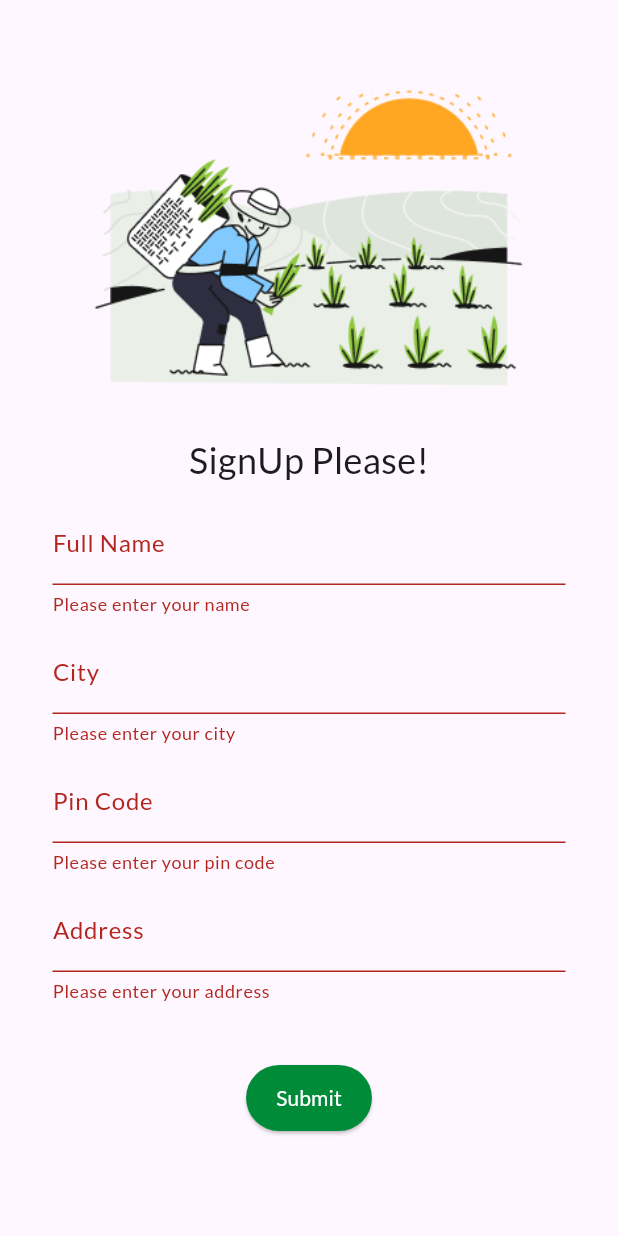
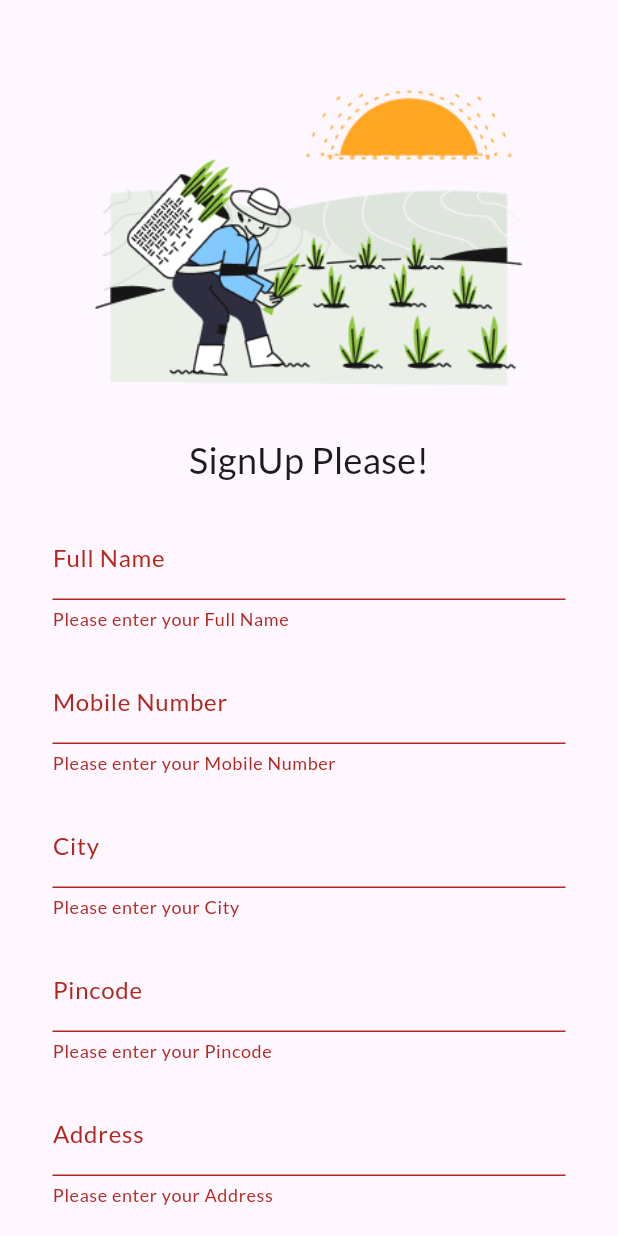
Before and after one commit to Deepanshu9229/Farmer-App-Full-public, a Flutter app: the SignupPage screen opened by its route, after a tap on "Submit", on a phone screen of 412 x 824 dp. Run offline on Flutter 3.47's test engine with Material 3 defaults, Android fonts, the phone set to English and light mode, and no system bars; our stand-ins replace cached_network_image, flutter_dotenv, flutter_spinkit, geocoding, geolocator, google_fonts and 2 more; missing offline and left inert: model_viewer_plus, wifi_scan.

Commit message:
interated signup

```diff
--- a/frontend/lib/pages/phone_page.dart
+++ b/frontend/lib/pages/phone_page.dart
@@ -2,7 +2,6 @@ import 'dart:math';
 import 'package:flutter/material.dart';
 import 'package:flutter/services.dart'; // For inputFormatters
 import 'package:frontend/utils/routes.dart';
-import 'package:flutter_dotenv/flutter_dotenv.dart';
 import 'package:flutter_dotenv/flutter_dotenv.dart';
 import 'package:http/http.dart' as http;
 import 'dart:convert';
@@ -47,7 +46,7 @@ class _PhonePageState extends State<PhonePage> {
       print("response body : ${response.body}");
 
       if(response.statusCode == 200){
-        Navigator.pushNamed(context, MyRoutes.otpRoute, arguments: {'mobileNumber' : mobile, 'otp' : otp});
+        Navigator.pushNamed(context, MyRoutes.otpRoute, arguments: {'mobileNumber' : mobile, 'otp' : otp, });
       } else {
         ScaffoldMessenger.of(context).showSnackBar(
           SnackBar(content: Text("Error: Status ${response.statusCode}")),
--- a/frontend/lib/pages/signup_page.dart
+++ b/frontend/lib/pages/signup_page.dart
@@ -1,11 +1,16 @@
 import 'package:flutter/material.dart';
-import 'package:frontend/pages/home_page.dart';
+import 'package:http/http.dart' as http;
+import 'dart:convert';
+import 'package:flutter_dotenv/flutter_dotenv.dart';
 
-class SignupPage extends StatelessWidget {
+class SignupPage extends StatefulWidget {
   const SignupPage({super.key});
 
   @override
-  Widget build(BuildContext context) {
+  _SignupPageState createState() => _SignupPageState();
+}
+
+class _SignupPageState extends State<SignupPage> {
   final _formKey = GlobalKey<FormState>();
 
   // Controllers to get user input
@@ -13,102 +18,100 @@ class SignupPage extends StatelessWidget {
   final TextEditingController cityController = TextEditingController();
   final TextEditingController pincodeController = TextEditingController();
   final TextEditingController addressController = TextEditingController();
+  final TextEditingController mobileNumberController = TextEditingController();
 
+  Future<void> signupUser() async {
+    if (!_formKey.currentState!.validate()) return;
+
+    final String baseUrl = dotenv.env['API_BASE_URL_DEV'] ?? 'http://localhost:4000';
+    final String url = "$baseUrl/api/farmer/signup";
+    final headers = {"Content-Type": "application/json"};
+
+    final body = jsonEncode({
+      "name": nameController.text,
+      "mobileNumber": mobileNumberController.text,
+      "city": cityController.text,
+      "pincode": pincodeController.text,
+      "residentialAddress": addressController.text,
+    });
+
+    try {
+      final response = await http.post(Uri.parse(url), headers: headers, body: body);
+
+      if (response.statusCode == 201) {
+        final responseData = jsonDecode(response.body);
+        ScaffoldMessenger.of(context).showSnackBar(
+          SnackBar(content: Text(responseData['message'])),
+
+        );
+
+        // Navigate to home page
+        Navigator.pushReplacementNamed(context, '/home');
+      } else {
+        final errorData = jsonDecode(response.body);
+        ScaffoldMessenger.of(context).showSnackBar(
+          SnackBar(content: Text("Error: ${errorData['message']}")),
+        );
+      }
+    } catch (error) {
+      print("Signup Error: $error");
+      ScaffoldMessenger.of(context).showSnackBar(
+        SnackBar(content: Text("Failed to connect to server")),
+      );
+    }
+  }
+
+  @override
+  Widget build(BuildContext context) {
     return Scaffold(
-      resizeToAvoidBottomInset: true, // Prevents keyboard from hiding inputs
+      resizeToAvoidBottomInset: true,
       body: SingleChildScrollView(
         padding: const EdgeInsets.all(20),
-        keyboardDismissBehavior: ScrollViewKeyboardDismissBehavior.onDrag, // Hides keyboard when scrolling
         child: Column(
           children: [
             const SizedBox(height: 40),
-
-            // Signup image
             Image.asset("assets/images/signup.png", height: 230),
-
-            // Heading
-            const Text(
-              "SignUp Please!",
-              style: TextStyle(fontWeight: FontWeight.w500, fontSize: 24),
-            ),
+            const Text("SignUp Please!", style: TextStyle(fontSize: 24, fontWeight: FontWeight.w500)),
             const SizedBox(height: 10),
 
-            // Form with padding
             Form(
               key: _formKey,
               child: Column(
                 children: [
-                  Padding(
-                    padding: const EdgeInsets.symmetric(horizontal: 15),
-                    child: TextFormField(
-                      controller: nameController,
-                      decoration: const InputDecoration(labelText: "Full Name"),
-                      validator: (value) =>
-                          value!.isEmpty ? "Please enter your name" : null,
-                    ),
-                  ),
-                  const SizedBox(height: 10),
-
-                  Padding(
-                    padding: const EdgeInsets.symmetric(horizontal: 15),
-                    child: TextFormField(
-                      controller: cityController,
-                      decoration: const InputDecoration(labelText: "City"),
-                      validator: (value) =>
-                          value!.isEmpty ? "Please enter your city" : null,
-                    ),
-                  ),
-                  const SizedBox(height: 10),
-
-                  Padding(
-                    padding: const EdgeInsets.symmetric(horizontal: 15),
-                    child: TextFormField(
-                      controller: pincodeController,
-                      decoration: const InputDecoration(labelText: "Pin Code"),
-                      keyboardType: TextInputType.number,
-                      validator: (value) =>
-                          value!.isEmpty ? "Please enter your pin code" : null,
-                    ),
-                  ),
-                  const SizedBox(height: 10),
-
-                  Padding(
-                    padding: const EdgeInsets.symmetric(horizontal: 15),
-                    child: TextFormField(
-                      controller: addressController,
-                      decoration: const InputDecoration(labelText: "Address"),
-
-                      validator: (value) =>
-                          value!.isEmpty ? "Please enter your address" : null,
-                    ),
-                  ),
+                  textField("Full Name", nameController),
+                  textField("Mobile Number", mobileNumberController, keyboardType: TextInputType.phone),
+                  textField("City", cityController),
+                  textField("Pincode", pincodeController, keyboardType: TextInputType.number),
+                  textField("Address", addressController),
                   const SizedBox(height: 40),
 
-                  // Submit Button
                   ElevatedButton(
                     style: ElevatedButton.styleFrom(
                       backgroundColor: const Color(0xff008B38),
                       foregroundColor: Colors.white,
-                      padding: const EdgeInsets.symmetric(
-                        horizontal: 20,
-                        vertical: 12,
+                      padding: const EdgeInsets.symmetric(horizontal: 20, vertical: 12),
                     ),
-                    ),
-                    onPressed: () {
-                      if (_formKey.currentState!.validate()) {
-                        print("Name: ${nameController.text}");
-                        Navigator.pushReplacementNamed(context, '/home');
-                      }
-
-                    },
+                    onPressed: signupUser,
                     child: const Text("Submit"),
                   ),
                 ],
               ),
-            )
+            ),
           ],
         ),
       ),
     );
   }
+
+  Widget textField(String label, TextEditingController controller, {TextInputType keyboardType = TextInputType.text}) {
+    return Padding(
+      padding: const EdgeInsets.symmetric(horizontal: 15, vertical: 10),
+      child: TextFormField(
+        controller: controller,
+        keyboardType: keyboardType,
+        decoration: InputDecoration(labelText: label),
+        validator: (value) => value!.isEmpty ? "Please enter your $label" : null,
+      ),
+    );
   }
+}
--- a/frontend/pubspec.yaml
+++ b/frontend/pubspec.yaml
@@ -9,7 +9,7 @@ environment:
 dependencies:
   flutter:
     sdk: flutter
-  http: ^1.2.2
+  http: ^1.3.0
   cupertino_icons: ^1.0.8
   google_fonts: ^6.2.1
   flutter_spinkit: ^5.2.1
```
Also changed, not shown: 1 other file. Lines whose indentation alone changed are shown as unchanged.
